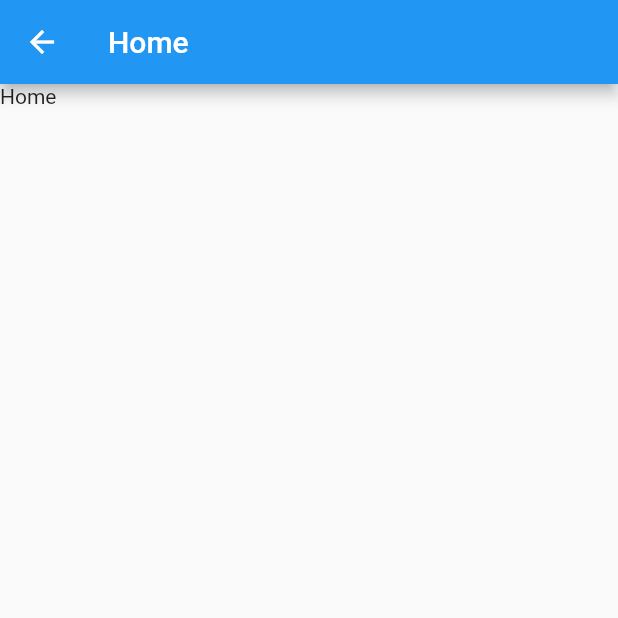
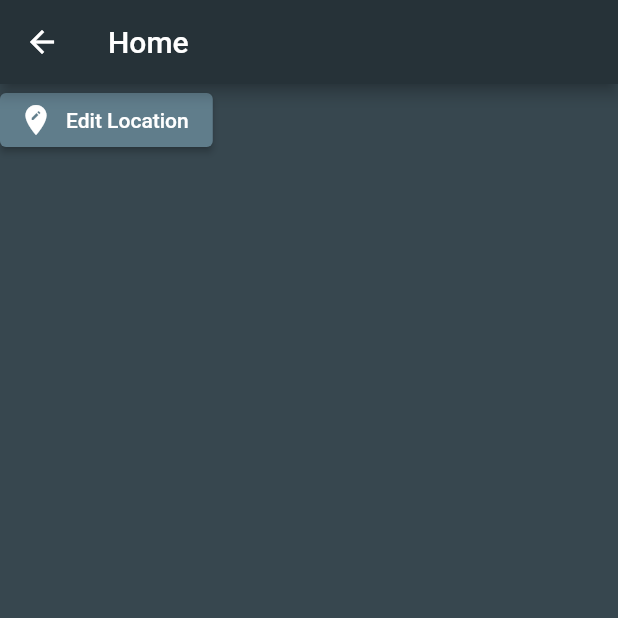
Before and after one commit to G1Joshi/world_time, a Flutter app: the screen it shows after launch, on a phone screen of 412 x 824 dp, the top half of it. Run offline on Flutter 3.47's test engine with Material 2 defaults, Android fonts, the phone set to English and light mode, and no system bars.

Commit message:
add routes

```diff
--- a/lib/main.dart
+++ b/lib/main.dart
@@ -11,7 +11,7 @@ class MyApp extends StatelessWidget {
     return MaterialApp(
       title: 'World Time',
       theme: ThemeData(
-        primarySwatch: Colors.blue,
+        primarySwatch: Colors.blueGrey,
       ),
       initialRoute: '/home',
       routes: {
--- a/lib/pages/home.dart
+++ b/lib/pages/home.dart
@@ -9,11 +9,23 @@ class _HomeState extends State<Home> {
   @override
   Widget build(BuildContext context) {
     return Scaffold(
+      backgroundColor: Colors.blueGrey[800],
       appBar: AppBar(
+      backgroundColor: Colors.blueGrey[900],
         title: Text('Home'),
       ),
       body: SafeArea(
-        child: Text('Home'),
+        child: Column(
+          children: <Widget>[
+            ElevatedButton.icon(
+              onPressed: () {
+                Navigator.pushNamed(context, '/location');
+              },
+              icon: Icon(Icons.edit_location),
+              label: Text('Edit Location'),
+            ),
+          ],
+        ),
       ),
     );
   }
--- a/lib/pages/loading.dart
+++ b/lib/pages/loading.dart
@@ -9,7 +9,9 @@ class _LoadingState extends State<Loading> {
   @override
   Widget build(BuildContext context) {
     return Scaffold(
+      backgroundColor: Colors.blueGrey[800],
       appBar: AppBar(
+      backgroundColor: Colors.blueGrey[900],
         title: Text('Loading'),
       ),
       body: SafeArea(
--- a/lib/pages/location.dart
+++ b/lib/pages/location.dart
@@ -9,7 +9,9 @@ class _LocationState extends State<Location> {
   @override
   Widget build(BuildContext context) {
     return Scaffold(
+      backgroundColor: Colors.blueGrey[800],
       appBar: AppBar(
+        backgroundColor: Colors.blueGrey[900],
         title: Text('Location'),
       ),
       body: SafeArea(
```
